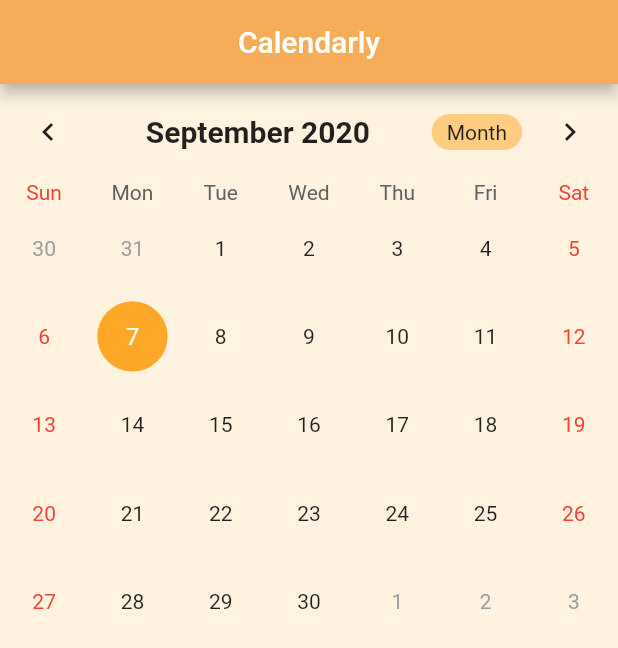
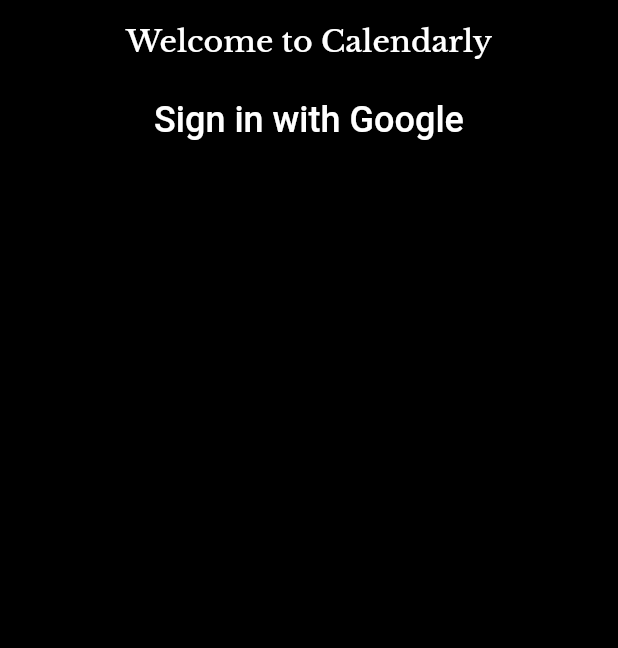
Before and after one commit to kimberlycao/Calendarly, a Flutter app: the screen it shows after launch, on a phone screen of 412 x 824 dp. Shown: the top 648 px of the screen. Run offline on Flutter 3.47's test engine with Material 2 defaults, Android fonts, the phone set to English and light mode, and no system bars; drawn by our look-alikes of table_calendar; our stand-ins replace google_fonts; Roboto replaces fonts that are missing (Alatsi); statements that could not run were skipped.

Commit message:
Added a login page

```diff
--- /dev/null
+++ b/lib/calendar.dart
@@ -0,0 +1,52 @@
+import 'package:flutter/material.dart';
+import 'package:google_fonts/google_fonts.dart';
+import 'package:table_calendar/table_calendar.dart';
+
+class HomePage extends StatefulWidget {
+  @override
+  _HomePageState createState() => _HomePageState();
+}
+
+class _HomePageState extends State<HomePage> {
+  CalendarController _controller;
+  @override
+  void initState() {
+    super.initState();
+    _controller = CalendarController();
+  }
+
+  Widget build(BuildContext context) {
+    return Scaffold(
+      backgroundColor: Colors.orange[50],
+      appBar: AppBar(
+        centerTitle: true,
+        title: Text('Calendarly',
+            style: GoogleFonts.alatsi(fontSize: 20.0, color: Colors.white)),
+      ),
+      body: SingleChildScrollView(
+        child: Column(
+          crossAxisAlignment: CrossAxisAlignment.start,
+          children: <Widget>[
+            TableCalendar(
+                initialCalendarFormat: CalendarFormat.month,
+                calendarStyle: CalendarStyle(
+                  todayColor: Colors.orange[200],
+                  selectedColor: Colors.orange[400],
+                ),
+                headerStyle: HeaderStyle(
+                    centerHeaderTitle: true,
+                    formatButtonShowsNext: false,
+                    formatButtonDecoration: BoxDecoration(
+                        color: Colors.orange[200],
+                        borderRadius: BorderRadius.circular(30.0)),
+                    titleTextStyle: TextStyle(
+                      fontWeight: FontWeight.bold,
+                      fontSize: 20.0,
+                    )),
+                calendarController: _controller)
+          ],
+        ),
+      ),
+    );
+  }
+}
--- /dev/null
+++ b/lib/loginpage.dart
@@ -0,0 +1,39 @@
+import 'package:flutter/material.dart';
+import 'package:google_fonts/google_fonts.dart';
+
+void main() {
+  runApp(MaterialApp(
+    home: LoginScreen(),
+  ));
+}
+
+class LoginScreen extends StatefulWidget {
+  @override
+  _LoginScreenState createState() => new _LoginScreenState();
+}
+
+class _LoginScreenState extends State<LoginScreen> {
+  @override
+  Widget build(BuildContext context) {
+    return Scaffold(
+      backgroundColor: Colors.black,
+      appBar: AppBar(
+        centerTitle: true,
+        title: Text('Welcome to Calendarly',
+            style: GoogleFonts.libreBaskerville(
+                fontSize: 20.0, color: Colors.white)),
+      ),
+      body: Center(
+          child: Column(
+            //mainAxisAlignment: MainAxisAlignment.center,
+            children: <Widget>[
+            RaisedButton(child: Padding(
+              padding: const EdgeInsets.all(8.0),
+              child: Text("Sign in with Google", style: TextStyle(color: Colors.white, fontSize: 24),),
+              ), onPressed: //TODO
+              ,
+        ],
+      )),
+    );
+  }
+}
--- a/lib/main.dart
+++ b/lib/main.dart
@@ -1,86 +1,34 @@
 import 'package:flutter/material.dart';
-import 'package:google_fonts/google_fonts.dart';
-import 'package:table_calendar/table_calendar.dart';
-
+import 'loginpage.dart';
 
 void main() {
   runApp(MyApp());
 }
-MaterialColor colorCustom = MaterialColor(0xFFF6AD59, color);
-Map<int, Color> color =
-{
-  50:Color.fromRGBO(246,173,89, .1),
-  100:Color.fromRGBO(246,173,89, .2),
-  200:Color.fromRGBO(246,173,89, .3),
-  300:Color.fromRGBO(246,173,89, .4),
-  400:Color.fromRGBO(246,173,89, .5),
-  500:Color.fromRGBO(246,173,89, .6),
-  600:Color.fromRGBO(246,173,89, .7),
-  700:Color.fromRGBO(246,173,89, .8),
-  800:Color.fromRGBO(246,173,89, .9),
-  900:Color.fromRGBO(246,173,89, 1),
+
+MaterialColor colorCustom = MaterialColor(0xFF000000, color);
+Map<int, Color> color = {
+  50: Color.fromRGBO(0, 0, 0, .1),
+  100: Color.fromRGBO(0, 0, 0, .2),
+  200: Color.fromRGBO(0, 0, 0, .3),
+  300: Color.fromRGBO(0, 0, 0, .4),
+  400: Color.fromRGBO(0, 0, 0, .5),
+  500: Color.fromRGBO(0, 0, 0, .6),
+  600: Color.fromRGBO(0, 0, 0, .7),
+  700: Color.fromRGBO(0, 0, 0, .8),
+  800: Color.fromRGBO(0, 0, 0, .9),
+  900: Color.fromRGBO(0, 0, 0, 1),
 };
+
 class MyApp extends StatelessWidget {
   @override
   Widget build(BuildContext context) {
     return MaterialApp(
       debugShowCheckedModeBanner: false,
-      title: 'tf is this',
       theme: ThemeData(
         primarySwatch: colorCustom,
         visualDensity: VisualDensity.adaptivePlatformDensity,
       ),
-      home: HomePage(
-      ),
+      home: LoginScreen(),
     );
   }
 }
-
-class HomePage extends StatefulWidget {
-  @override
-  _HomePageState createState() => _HomePageState();
-}
-
-class _HomePageState extends State<HomePage> {
-  CalendarController _controller;
-  @override
-  void initState() {
-    super.initState();
-    _controller = CalendarController();
-  }
-  Widget build(BuildContext context) {
-    return Scaffold(
-      backgroundColor: Colors.orange[50],
-      appBar: AppBar(
-        centerTitle: true,
-        title: Text('Calendarly', style: GoogleFonts.alatsi(fontSize: 20.0, color: Colors.white)),
-      ),
-      body: SingleChildScrollView(
-        child: Column(
-          crossAxisAlignment: CrossAxisAlignment.start,
-          children: <Widget>[
-            TableCalendar(
-              initialCalendarFormat: CalendarFormat.month,
-                calendarStyle: CalendarStyle(
-                  todayColor: Colors.orange[200],
-                  selectedColor: Colors.orange[400],
-                ),
-                headerStyle: HeaderStyle(
-                  centerHeaderTitle: true,
-                  formatButtonShowsNext: false,
-                  formatButtonDecoration: BoxDecoration(
-                    color: Colors.orange[200],
-                    borderRadius: BorderRadius.circular(30.0)
-                  ),
-                  titleTextStyle: TextStyle(
-                    fontWeight: FontWeight.bold,
-                    fontSize: 20.0,
-                  )
-                ),
-                calendarController: _controller)
-          ],
-        ),
-      ),
-    );
-  }
-}
--- a/pubspec.yaml
+++ b/pubspec.yaml
@@ -26,6 +26,8 @@ dependencies:
 
   google_fonts: ^0.3.2
   table_calendar: ^2.2.3
+  firebase_auth:
+  google_sign_in:
 
 
 
```
Also changed, not shown: lib/login.dart (deleted), pubspec.lock.
